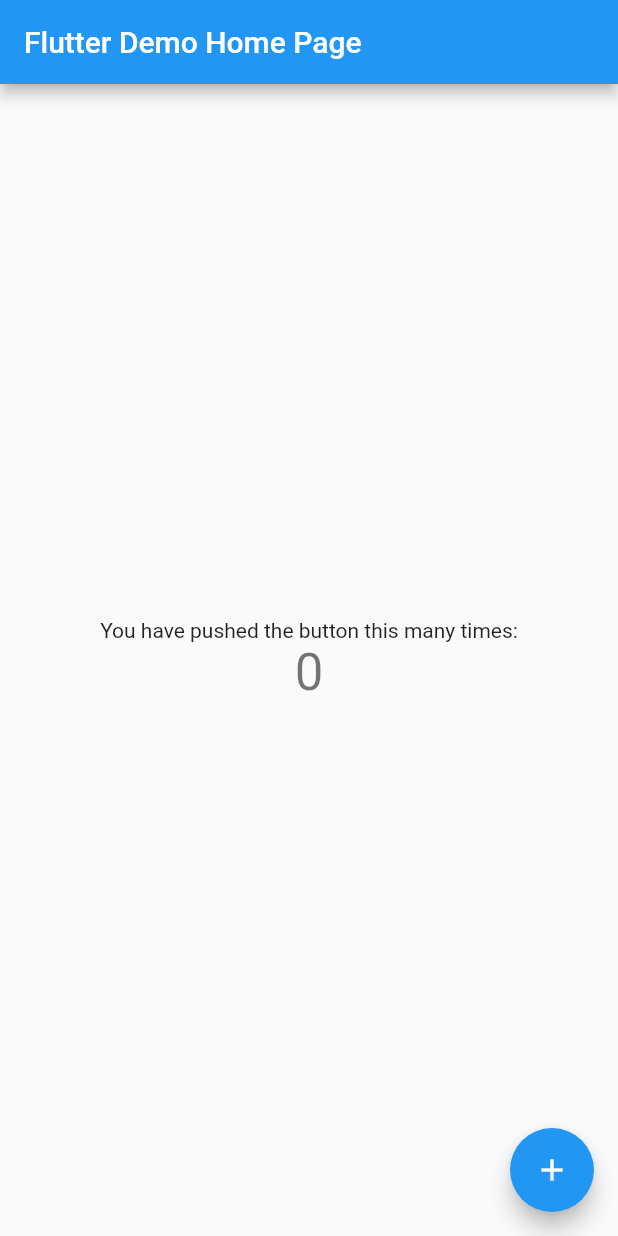
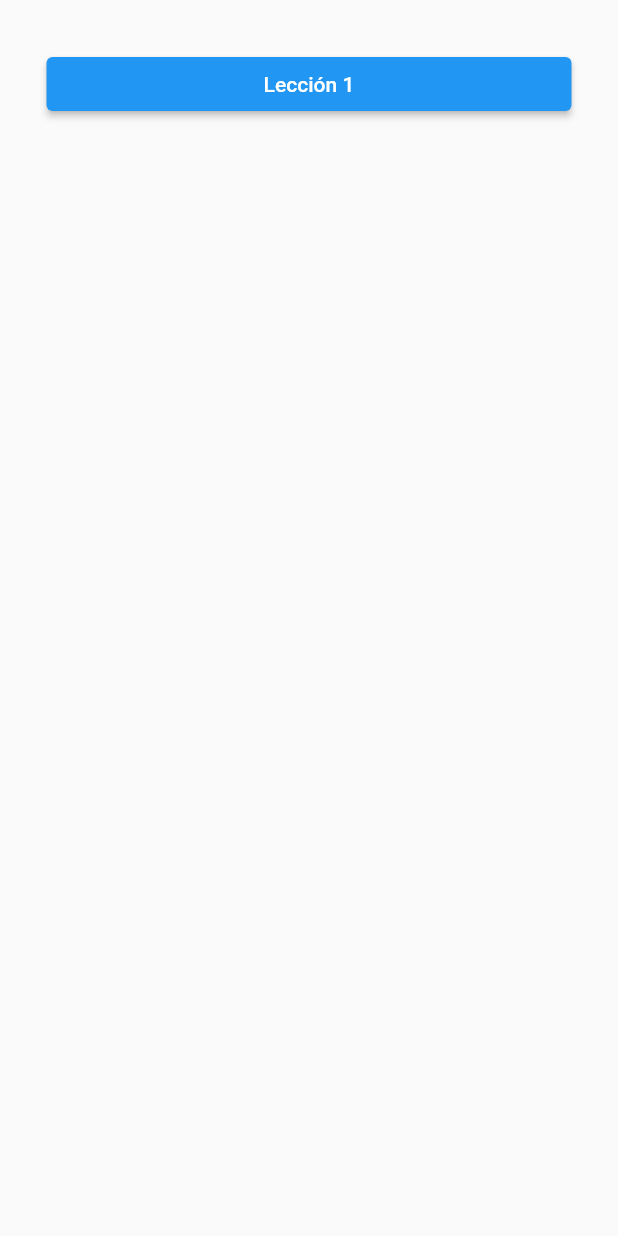
Before and after one commit to jsmsoluciones/flutter_flame, a Flutter app: the screen it shows after launch, on a phone screen of 412 x 824 dp. Run offline on Flutter 3.47's test engine with Material 2 defaults, Android fonts, the phone set to English and light mode, and no system bars.

Commit message:
creación funcional del menu

```diff
--- /dev/null
+++ b/lib/lesson_menu.dart
@@ -0,0 +1,52 @@
+import 'package:flutter/material.dart';
+
+class LessonMenu extends StatelessWidget {
+  const LessonMenu({super.key});
+
+  @override
+  Widget build(BuildContext context) {
+    return Scaffold(
+      appBar: null,
+      body: Center(
+        child: SizedBox(
+          width: 350,
+          child: ListView(
+            children: const [
+              SizedBox(height: 32),
+              ButtonItem(title: 'Lección 1', route: 'route')
+            ],
+          ),
+        ),
+      ),
+    );
+  }
+}
+
+class ButtonItem extends StatelessWidget {
+  const ButtonItem({
+    super.key,
+    required this.title,
+    required this.route,
+  });
+
+  final String title, route;
+
+  @override
+  Widget build(BuildContext context) {
+    return Column(
+      crossAxisAlignment: CrossAxisAlignment.stretch,
+      children: [
+        ElevatedButton(
+          onPressed: () {
+            Navigator.of(context).pushNamed(route);
+          },
+          child: Padding(
+            padding: const EdgeInsets.all(8),
+            child: Text(title),
+          ),
+        ),
+        const SizedBox(height: 8),
+      ],
+    );
+  }
+}
--- a/lib/main.dart
+++ b/lib/main.dart
@@ -1,115 +1,13 @@
 import 'package:flutter/material.dart';
 
+import 'routes.dart';
+
+final navigatorKey = GlobalKey<NavigatorState>();
+
 void main() {
-  runApp(const MyApp());
+  runApp(MaterialApp(
+    debugShowCheckedModeBanner: false,
+    navigatorKey: navigatorKey,
+    onGenerateRoute: Routes.routes,
+  ));
 }
-
-class MyApp extends StatelessWidget {
-  const MyApp({super.key});
-
-  // This widget is the root of your application.
-  @override
-  Widget build(BuildContext context) {
-    return MaterialApp(
-      title: 'Flutter Demo',
-      theme: ThemeData(
-        // This is the theme of your application.
-        //
-        // Try running your application with "flutter run". You'll see the
-        // application has a blue toolbar. Then, without quitting the app, try
-        // changing the primarySwatch below to Colors.green and then invoke
-        // "hot reload" (press "r" in the console where you ran "flutter run",
-        // or simply save your changes to "hot reload" in a Flutter IDE).
-        // Notice that the counter didn't reset back to zero; the application
-        // is not restarted.
-        primarySwatch: Colors.blue,
-      ),
-      home: const MyHomePage(title: 'Flutter Demo Home Page'),
-    );
-  }
-}
-
-class MyHomePage extends StatefulWidget {
-  const MyHomePage({super.key, required this.title});
-
-  // This widget is the home page of your application. It is stateful, meaning
-  // that it has a State object (defined below) that contains fields that affect
-  // how it looks.
-
-  // This class is the configuration for the state. It holds the values (in this
-  // case the title) provided by the parent (in this case the App widget) and
-  // used by the build method of the State. Fields in a Widget subclass are
-  // always marked "final".
-
-  final String title;
-
-  @override
-  State<MyHomePage> createState() => _MyHomePageState();
-}
-
-class _MyHomePageState extends State<MyHomePage> {
-  int _counter = 0;
-
-  void _incrementCounter() {
-    setState(() {
-      // This call to setState tells the Flutter framework that something has
-      // changed in this State, which causes it to rerun the build method below
-      // so that the display can reflect the updated values. If we changed
-      // _counter without calling setState(), then the build method would not be
-      // called again, and so nothing would appear to happen.
-      _counter++;
-    });
-  }
-
-  @override
-  Widget build(BuildContext context) {
-    // This method is rerun every time setState is called, for instance as done
-    // by the _incrementCounter method above.
-    //
-    // The Flutter framework has been optimized to make rerunning build methods
-    // fast, so that you can just rebuild anything that needs updating rather
-    // than having to individually change instances of widgets.
-    return Scaffold(
-      appBar: AppBar(
-        // Here we take the value from the MyHomePage object that was created by
-        // the App.build method, and use it to set our appbar title.
-        title: Text(widget.title),
-      ),
-      body: Center(
-        // Center is a layout widget. It takes a single child and positions it
-        // in the middle of the parent.
-        child: Column(
-          // Column is also a layout widget. It takes a list of children and
-          // arranges them vertically. By default, it sizes itself to fit its
-          // children horizontally, and tries to be as tall as its parent.
-          //
-          // Invoke "debug painting" (press "p" in the console, choose the
-          // "Toggle Debug Paint" action from the Flutter Inspector in Android
-          // Studio, or the "Toggle Debug Paint" command in Visual Studio Code)
-          // to see the wireframe for each widget.
-          //
-          // Column has various properties to control how it sizes itself and
-          // how it positions its children. Here we use mainAxisAlignment to
-          // center the children vertically; the main axis here is the vertical
-          // axis because Columns are vertical (the cross axis would be
-          // horizontal).
-          mainAxisAlignment: MainAxisAlignment.center,
-          children: <Widget>[
-            const Text(
-              'You have pushed the button this many times:',
-            ),
-            Text(
-              '$_counter',
-              style: Theme.of(context).textTheme.headline4,
-            ),
-          ],
-        ),
-      ),
-      floatingActionButton: FloatingActionButton(
-        onPressed: _incrementCounter,
-        tooltip: 'Increment',
-        child: const Icon(Icons.add),
-      ), // This trailing comma makes auto-formatting nicer for build methods.
-    );
-  }
-}
--- /dev/null
+++ b/lib/routes.dart
@@ -0,0 +1,20 @@
+import 'package:flutter/material.dart';
+
+import 'lesson_menu.dart';
+
+class Routes {
+  static const menu = '/';
+
+  static Route routes(RouteSettings setting) {
+    MaterialPageRoute buildRoute(Widget widget) {
+      return MaterialPageRoute(builder: (context) => widget, settings: setting);
+    }
+
+    switch (setting.name) {
+      case menu:
+        return buildRoute(const LessonMenu());
+      default:
+        throw Exception('La ruta no existe');
+    }
+  }
+}
```
